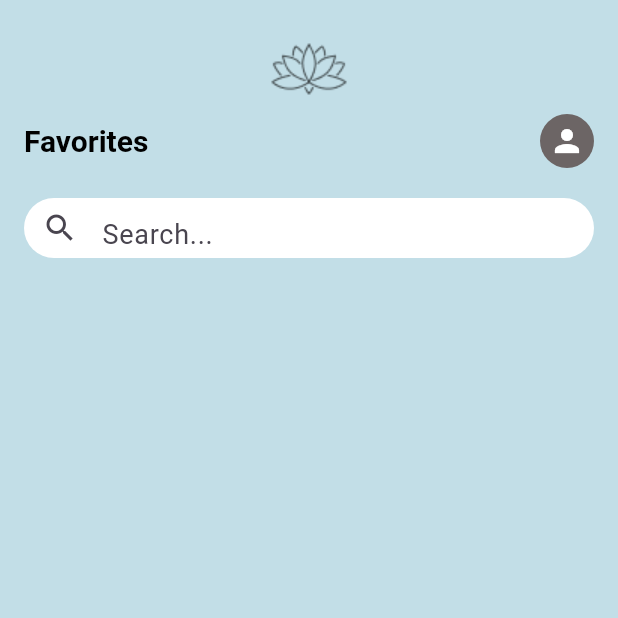
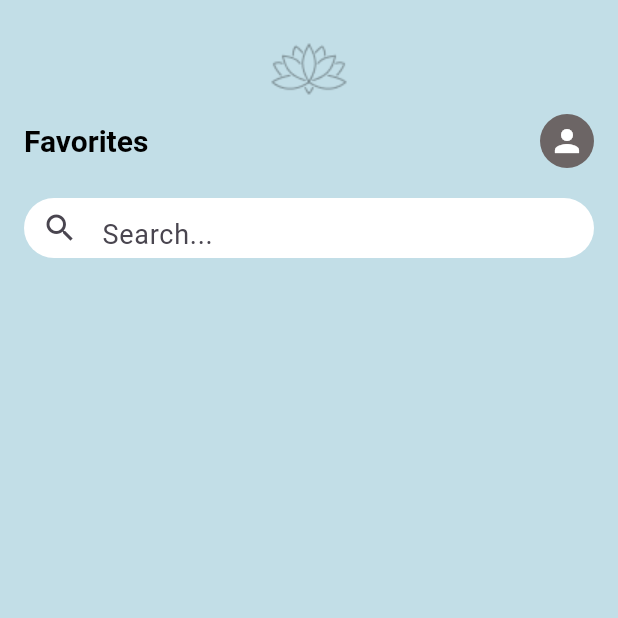
Before and after one commit to bhawesh-codes/Motivo, a Flutter app: the screen it shows after launch, item 2 of the bottom bar chosen, on a phone screen of 412 x 824 dp, the top half of it. Run offline on Flutter 3.47's test engine with Material 3 defaults, Android fonts, the phone set to English and light mode, and no system bars; our stand-ins replace flutter_local_notifications, google_fonts, google_mobile_ads, permission_handler, share_plus, shared_preferences and 1 more.

Commit message:
Refactor HomeScreen and MainAppScreen for improved functionality and UI consistency; update MyAppBar to adapt logo color based on theme

```diff
--- a/lib/screens/home_screen.dart
+++ b/lib/screens/home_screen.dart
@@ -137,7 +137,7 @@ class _HomeScreenState extends State<HomeScreen> {
                                     radius: 20,
                                     child: IconButton(
                                       onPressed: widget.onRefresh,
-                                      icon: const Icon(Icons.refresh),
+                                      icon: const Icon(Icons.arrow_forward),
                                     ),
                                   ),
                                 ],
@@ -161,7 +161,6 @@ class _HomeScreenState extends State<HomeScreen> {
                 //   height: 51,
                 //   child: const BannerAdWidget(),
                 // ),
-
                 const SizedBox(height: 30),
               ],
             ),
--- a/lib/widget/my_app_bar.dart
+++ b/lib/widget/my_app_bar.dart
@@ -5,10 +5,14 @@ class MyAppbar extends StatelessWidget {
   final String title;
   @override
   Widget build(BuildContext context) {
+    final isDark = Theme.of(context).brightness == Brightness.dark;
     return Column(
       crossAxisAlignment: CrossAxisAlignment.center,
       children: [
-        Image.asset('assets/images/lotus_logo.png'),
+        Image.asset(
+          'assets/images/lotus_logo.png',
+          color: isDark ? Colors.white : Colors.black54,
+        ),
         Row(
           mainAxisAlignment: MainAxisAlignment.spaceBetween,
           children: [
```
Also changed, not shown: lib/screens/main_app_screen.dart (+20 -11 lines), pubspec.lock. Lines whose indentation alone changed are shown as unchanged.
